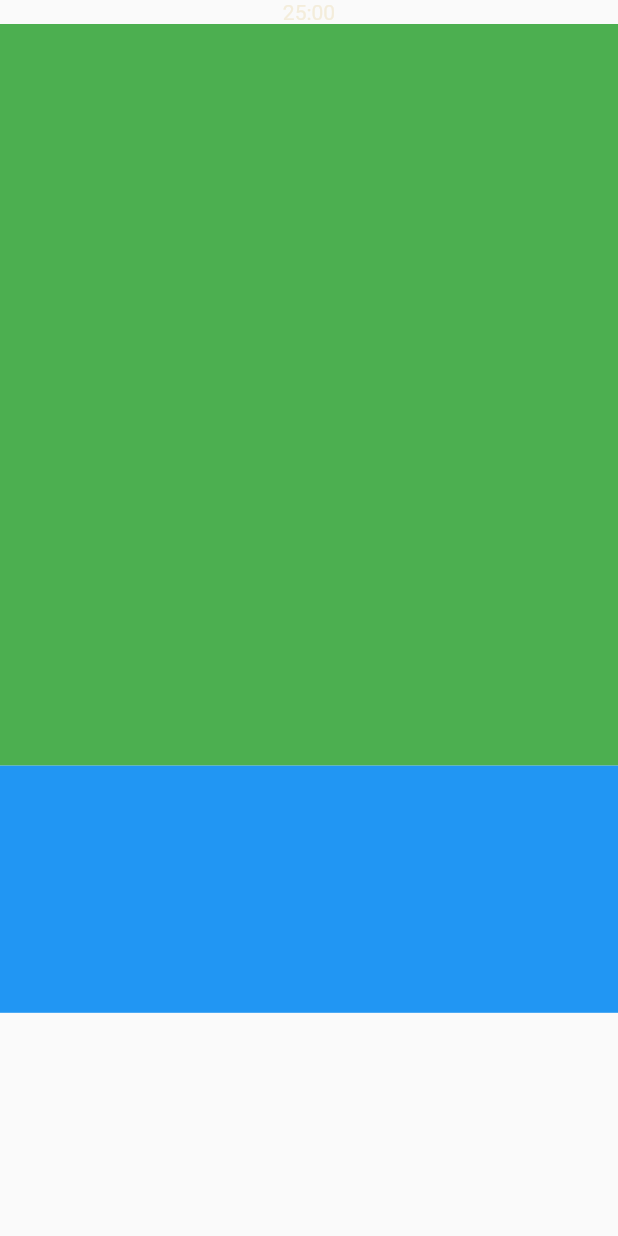
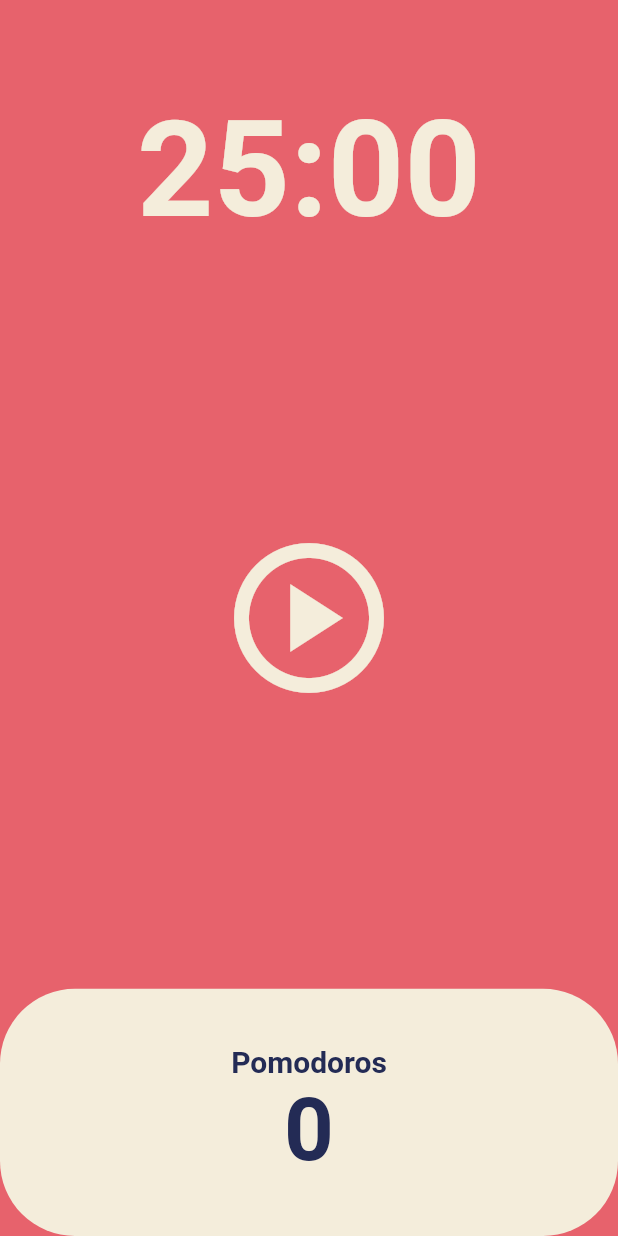
Before and after one commit to kokoball/toonflix, a Flutter app: the screen it shows after launch, on a phone screen of 412 x 824 dp. Run offline on Flutter 3.47's test engine with Material 2 defaults, Android fonts, the phone set to English and light mode, and no system bars.

Commit message:
Finish Pomodoros App

```diff
--- a/lib/screens/home_screen.dart
+++ b/lib/screens/home_screen.dart
@@ -1,3 +1,5 @@
+import 'dart:async';
+
 import 'package:flutter/material.dart';
 
 class HomeScreen extends StatefulWidget {
@@ -8,32 +10,113 @@ class HomeScreen extends StatefulWidget {
 }
 
 class _HomeScreenState extends State<HomeScreen> {
+  static const twentyFiveMinutes = 1500;
+  int totalSeconds = twentyFiveMinutes;
+  bool isRunning = false;
+  int totalPomodoros = 0;
+  late Timer timer;
+
+  void onTick(Timer timer) {
+    if (totalSeconds == 0) {
+      setState(() {
+        totalPomodoros = totalPomodoros + 1;
+        isRunning = false;
+        totalSeconds = twentyFiveMinutes;
+      });
+      timer.cancel();
+    } else {
+      setState(() {
+        totalSeconds = totalSeconds - 1;
+      });
+    }
+  }
+
+  void onStartPressed() {
+    timer = Timer.periodic(const Duration(seconds: 1), onTick);
+    setState(() {
+      isRunning = true;
+    });
+  }
+
+  void onPressed() {
+    timer.cancel();
+    setState(() {
+      isRunning = false;
+    });
+  }
+
+  String format(int seconds) {
+    var duration = Duration(seconds: seconds);
+    return duration.toString().split(".").first.substring(2, 7);
+  }
+
   @override
   Widget build(BuildContext context) {
     return Scaffold(
+      backgroundColor: Theme.of(context).colorScheme.background,
       body: Column(children: [
         Flexible(
           flex: 1,
           child: Container(
-              child: Text(
-            '25:00',
-            style: TextStyle(color: Theme.of(context).cardColor),
-          )),
+            alignment: Alignment.bottomCenter,
+            child: Text(
+              format(totalSeconds),
+              style: TextStyle(
+                  color: Theme.of(context).cardColor,
+                  fontSize: 89,
+                  fontWeight: FontWeight.w600),
+            ),
+          ),
         ),
         Flexible(
           flex: 3,
-          child: Container(
-            decoration: const BoxDecoration(
-              color: Colors.green,
+          child: Center(
+            child: IconButton(
+              iconSize: 120,
+              color: Theme.of(context).cardColor,
+              onPressed: isRunning ? onPressed : onStartPressed,
+              icon: Icon(isRunning
+                  ? Icons.pause_circle_outline
+                  : Icons.play_circle_outlined),
             ),
           ),
         ),
         Flexible(
           flex: 1,
-          child: Container(
-            decoration: const BoxDecoration(
-              color: Colors.blue,
-            ),
+          child: Row(
+            children: [
+              Expanded(
+                child: Container(
+                  decoration: BoxDecoration(
+                    color: Theme.of(context).cardColor,
+                    borderRadius: BorderRadius.circular(50),
+                  ),
+                  child: Column(
+                    mainAxisAlignment: MainAxisAlignment.center,
+                    children: [
+                      Text(
+                        'Pomodoros',
+                        style: TextStyle(
+                          fontSize: 20,
+                          fontWeight: FontWeight.w600,
+                          color:
+                              Theme.of(context).textTheme.displayLarge!.color,
+                        ),
+                      ),
+                      Text(
+                        '$totalPomodoros',
+                        style: TextStyle(
+                          fontSize: 58,
+                          fontWeight: FontWeight.w600,
+                          color:
+                              Theme.of(context).textTheme.displayLarge!.color,
+                        ),
+                      ),
+                    ],
+                  ),
+                ),
+              ),
+            ],
           ),
         ),
       ]),
```
